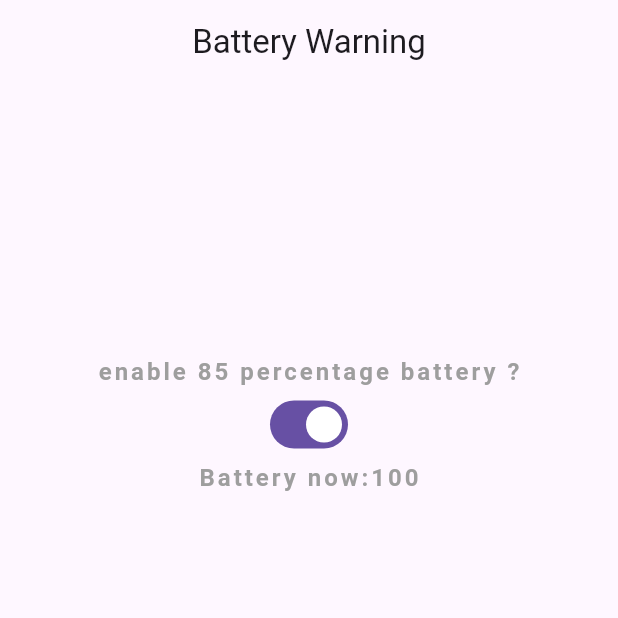
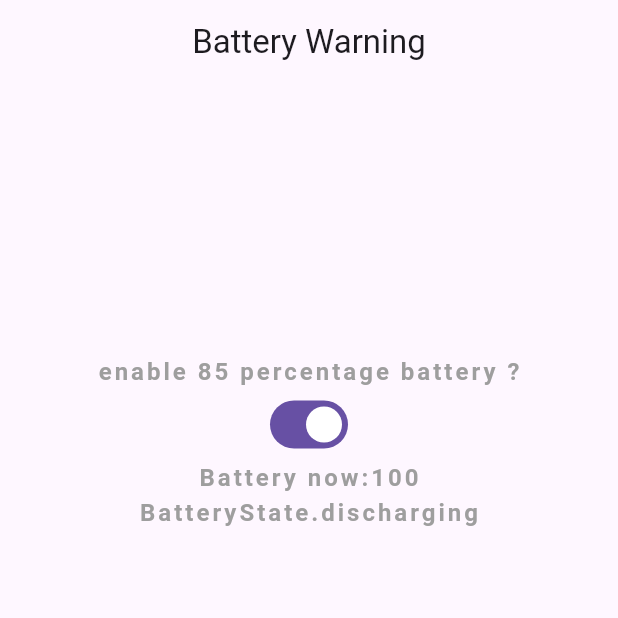
Before and after one commit to BornAsSlayer/My-Battery-Lives, a Flutter app: the screen it shows after launch, on a phone screen of 412 x 824 dp, the top half of it. Run offline on Flutter 3.47's test engine with Material 2 defaults, Android fonts, the phone set to English and light mode, and no system bars; our stand-ins replace battery_plus; Roboto replaces fonts that are missing (SomeTypeMono, SomeTypemono, SometypeMono).

Commit message:
battery charging state is also shown now

```diff
--- a/lib/main.dart
+++ b/lib/main.dart
@@ -48,6 +48,7 @@ class _HomeState extends State<Home> {
             ),
             const TurnOnSwitch(),
             const BatteryPercentageText(),
+            const BatteryStatusText(),
           ],
         )
       ),
@@ -131,3 +132,47 @@ class _BatteryPercentageTextState extends State<BatteryPercentageText> {
     );
   }
 }
+
+class BatteryStatusText extends StatefulWidget {
+  const BatteryStatusText({super.key});
+
+  @override
+  State<BatteryStatusText> createState() => _BatteryStatusTextState();
+}
+
+class _BatteryStatusTextState extends State<BatteryStatusText> {
+  final Battery battery = Battery();
+  String batteryStatus = "battery status is shown here";
+
+  BatteryState? batteryState;
+  StreamSubscription <BatteryState>? batteryStateSubscription;
+
+  void updateBatteryState(BatteryState state){
+    if(batteryState == state) return;
+    setState(() {
+      batteryState = state;
+    });
+  }
+
+  @override
+  void initState() {
+    super.initState();
+    battery.batteryState.then(updateBatteryState);
+    batteryStateSubscription = battery.onBatteryStateChanged.listen(updateBatteryState);
+  }
+  @override
+  Widget build(BuildContext context) {
+    return Column(
+      children: [
+        Text('$batteryState',style: const TextStyle(
+          fontSize: 16.0,
+          fontWeight: FontWeight.bold,
+          letterSpacing: 2.0,
+          color: Colors.grey,
+          fontFamily: 'SomeTypeMono',
+        )
+        )
+      ],
+    );
+  }
+}
```
